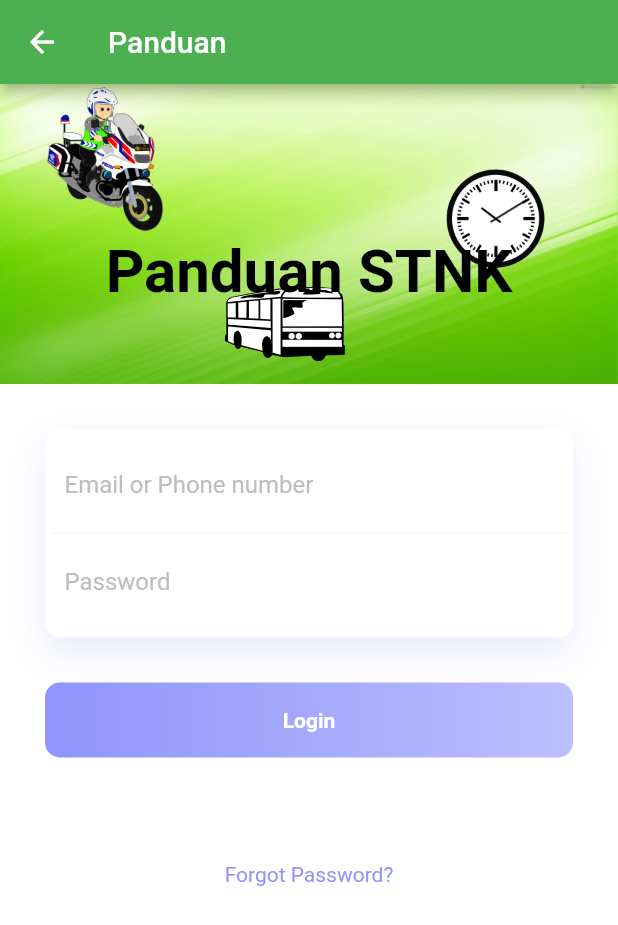
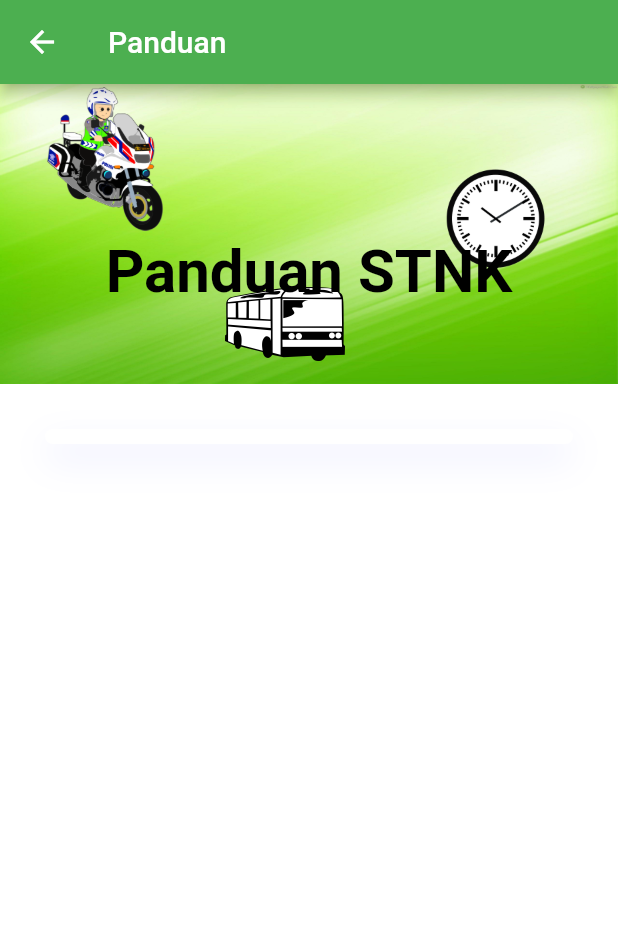
Before and after one commit to RdKaranNugraha/tubes, a Flutter app: the Panduan screen opened directly, on a phone screen of 412 x 824 dp. Shown: the top 925 px of the screen. Run offline on Flutter 3.47's test engine with Material 2 defaults, Android fonts, the phone set to English and light mode, and no system bars; our stand-ins replace firebase_auth; accounts and stored records are empty.

Commit message:
revisi 6
halaman login

```diff
--- a/lib/panduan.dart
+++ b/lib/panduan.dart
@@ -89,59 +89,7 @@ class _PanduanState extends State<Panduan> with SingleTickerProviderStateMixin {
                                 blurRadius: 20.0,
                                 offset: Offset(0, 10))
                           ]),
-                      child: Column(
-                        children: <Widget>[
-                          Container(
-                            padding: EdgeInsets.all(8.0),
-                            decoration: BoxDecoration(
-                                border: Border(
-                                    bottom:
-                                        BorderSide(color: Colors.grey[100]))),
-                            child: TextField(
-                              decoration: InputDecoration(
-                                  border: InputBorder.none,
-                                  hintText: "Email or Phone number",
-                                  hintStyle:
-                                      TextStyle(color: Colors.grey[400])),
-                            ),
-                          ),
-                          Container(
-                            padding: EdgeInsets.all(8.0),
-                            child: TextField(
-                              decoration: InputDecoration(
-                                  border: InputBorder.none,
-                                  hintText: "Password",
-                                  hintStyle:
-                                      TextStyle(color: Colors.grey[400])),
-                            ),
-                          )
-                        ],
-                      ),
-                    ),
-                    SizedBox(
-                      height: 30,
-                    ),
-                    Container(
-                      height: 50,
-                      decoration: BoxDecoration(
-                          borderRadius: BorderRadius.circular(10),
-                          gradient: LinearGradient(colors: [
-                            Color.fromRGBO(143, 148, 251, 1),
-                            Color.fromRGBO(143, 148, 251, .6),
-                          ])),
-                      child: Center(
-                        child: Text(
-                          "Login",
-                          style: TextStyle(
-                              color: Colors.white, fontWeight: FontWeight.bold),
-                        ),
-                      ),
-                    ),
-                    SizedBox(height: 70),
-                    Text(
-                      "Forgot Password?",
-                      style: TextStyle(color: Color.fromRGBO(143, 148, 251, 1)),
-                    ),
+                    )
                   ]))
             ],
           ),
--- a/lib/pendaftaranstnk.dart
+++ b/lib/pendaftaranstnk.dart
@@ -132,16 +132,11 @@ class _PendaftaranSTNKState extends State<PendaftaranSTNK>
                           ])),
                       child: Center(
                         child: Text(
-                          "Login",
+                          "Daftar",
                           style: TextStyle(
                               color: Colors.white, fontWeight: FontWeight.bold),
                         ),
                       ),
-                    ),
-                    SizedBox(height: 70),
-                    Text(
-                      "Forgot Password?",
-                      style: TextStyle(color: Color.fromRGBO(143, 148, 251, 1)),
                     ),
                   ]))
             ],
```
Also changed, not shown: lib/screenview.dart (added, +76 -0 lines), 1 other file.
